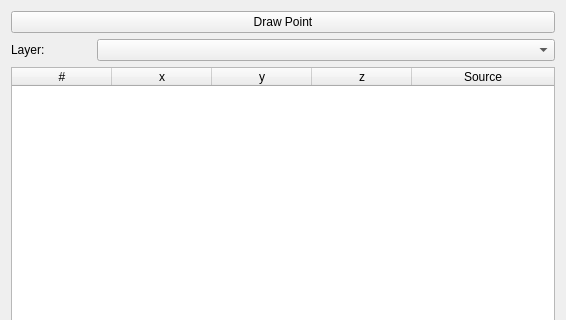
This is Tachy2GIS_dialog_base.ui in Archaeological-Museum-Hamburg/Tachy2GIS as Qt 5 draws it before an edit; both pictures show x 0 to 566 and y 0 to 320 of the 566 by 491 pixel window. The edited form follows.
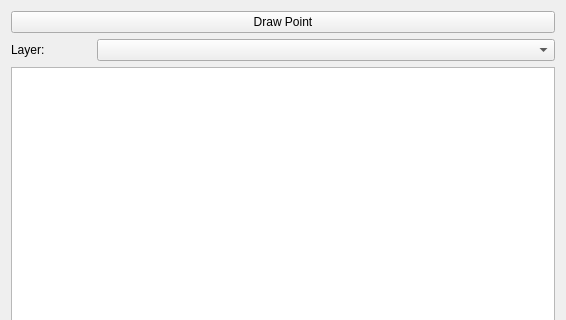
This is the edited form. Custom widgets are drawn as their Qt base class.

Commit message: Added TableViewModel to display vertices.

Diff of the .ui file:
```diff
--- a/Tachy2GIS_dialog_base.ui
+++ b/Tachy2GIS_dialog_base.ui
@@ -14,44 +14,6 @@
    <string>Tachy2GIS</string>
   </property>
   <layout class="QGridLayout" name="gridLayout">
-   <item row="6" column="0">
-    <widget class="QTableWidget" name="vertxTable">
-     <property name="selectionBehavior">
-      <enum>QAbstractItemView::SelectRows</enum>
-     </property>
-     <property name="columnCount">
-      <number>5</number>
-     </property>
-     <attribute name="horizontalHeaderStretchLastSection">
-      <bool>true</bool>
-     </attribute>
-     <column>
-      <property name="text">
-       <string>#</string>
-      </property>
-     </column>
-     <column>
-      <property name="text">
-       <string>x</string>
-      </property>
-     </column>
-     <column>
-      <property name="text">
-       <string>y</string>
-      </property>
-     </column>
-     <column>
-      <property name="text">
-       <string>z</string>
-      </property>
-     </column>
-     <column>
-      <property name="text">
-       <string>Source</string>
-      </property>
-     </column>
-    </widget>
-   </item>
    <item row="5" column="0">
     <layout class="QHBoxLayout" name="horizontalLayout">
      <item>
@@ -153,6 +115,9 @@
      </item>
     </layout>
    </item>
+   <item row="6" column="0">
+    <widget class="QTableView" name="vertexTableView"/>
+   </item>
   </layout>
  </widget>
  <customwidgets>
```
The commit also changes 4 other files.
